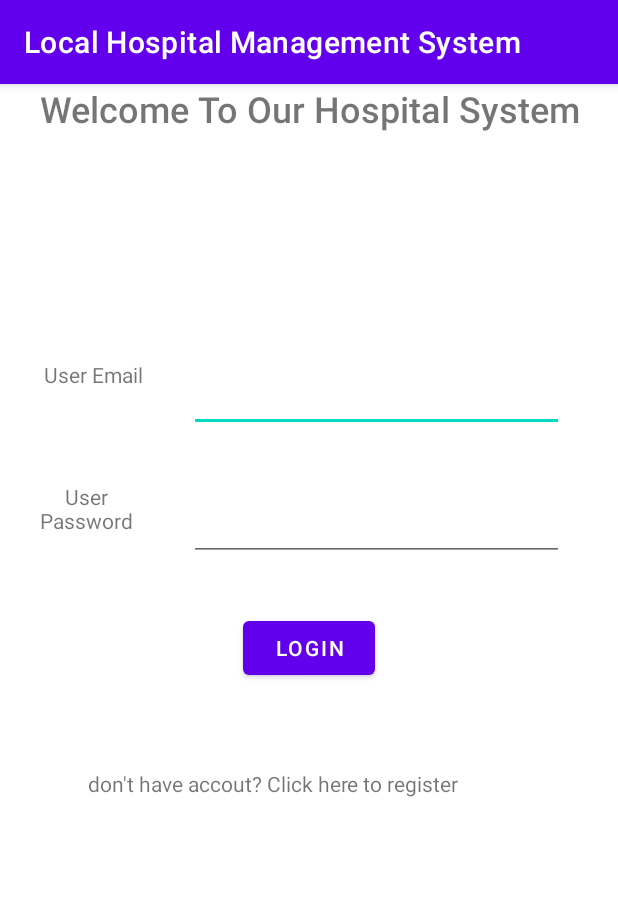
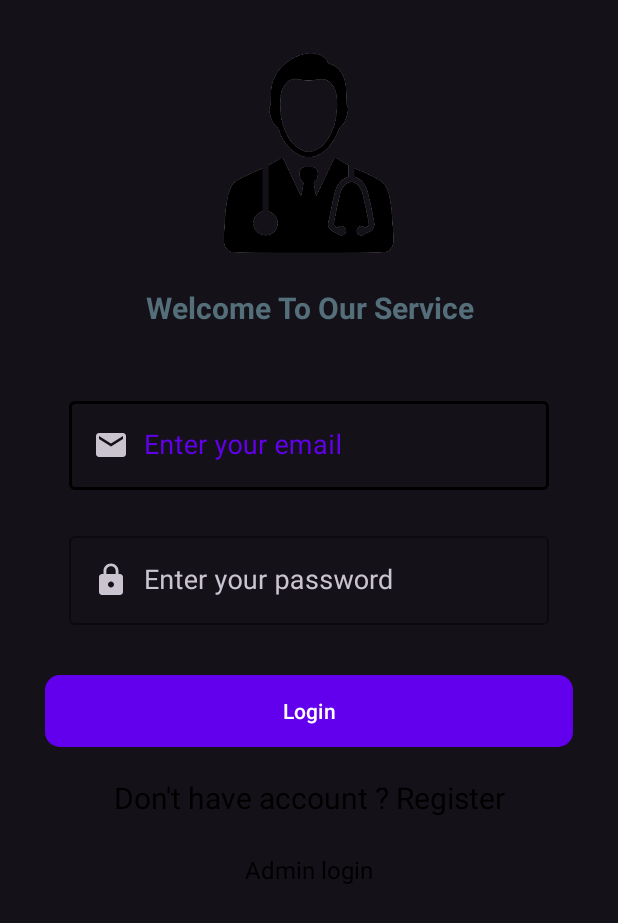
Before and after one commit to davidMumpasa/HospitalManagementSystem, an Android app: the screen it shows after launch (MainActivity before the commit, LoginActivity after it), on a phone screen of 412 x 824 dp. Shown: the top 923 px of the screen. Run offline under Robolectric (Android 15) with nearby library versions, the phone set to English and light mode, and no system bars.

Commit message:
added login page

```diff
--- a/app/src/main/java/com/example/hospitalmanagementsystem/MainActivity.kt
+++ b/app/src/main/java/com/example/hospitalmanagementsystem/LoginActivity.kt
@@ -3,9 +3,9 @@ package com.example.hospitalmanagementsystem
 import androidx.appcompat.app.AppCompatActivity
 import android.os.Bundle
 
-class MainActivity : AppCompatActivity() {
+class LoginActivity : AppCompatActivity() {
     override fun onCreate(savedInstanceState: Bundle?) {
         super.onCreate(savedInstanceState)
-        setContentView(R.layout.activity_main)
+        setContentView(R.layout.activity_login)
     }
 }
--- /dev/null
+++ b/app/src/main/res/drawable/button_background.xml
@@ -0,0 +1,9 @@
+<?xml version="1.0" encoding="utf-8"?>
+<shape xmlns:android="http://schemas.android.com/apk/res/android">
+
+    <solid
+        android:color="#000"/>
+    <corners
+        android:radius="10dp"/>
+
+</shape>
--- /dev/null
+++ b/app/src/main/res/drawable/ic_baseline_lock_24.xml
@@ -0,0 +1,5 @@
+<vector android:height="24dp" android:tint="#FFFFFF"
+    android:viewportHeight="24" android:viewportWidth="24"
+    android:width="24dp" xmlns:android="http://schemas.android.com/apk/res/android">
+    <path android:fillColor="@android:color/white" android:pathData="M18,8h-1L17,6c0,-2.76 -2.24,-5 -5,-5S7,3.24 7,6v2L6,8c-1.1,0 -2,0.9 -2,2v10c0,1.1 0.9,2 2,2h12c1.1,0 2,-0.9 2,-2L20,10c0,-1.1 -0.9,-2 -2,-2zM12,17c-1.1,0 -2,-0.9 -2,-2s0.9,-2 2,-2 2,0.9 2,2 -0.9,2 -2,2zM15.1,8L8.9,8L8.9,6c0,-1.71 1.39,-3.1 3.1,-3.1 1.71,0 3.1,1.39 3.1,3.1v2z"/>
+</vector>
--- /dev/null
+++ b/app/src/main/res/drawable/ic_email.xml
@@ -0,0 +1,10 @@
+<vector xmlns:android="http://schemas.android.com/apk/res/android"
+    android:width="24dp"
+    android:height="24dp"
+    android:viewportWidth="24"
+    android:viewportHeight="24"
+    android:tint="?attr/colorControlNormal">
+  <path
+      android:fillColor="@android:color/white"
+      android:pathData="M20,4L4,4c-1.1,0 -1.99,0.9 -1.99,2L2,18c0,1.1 0.9,2 2,2h16c1.1,0 2,-0.9 2,-2L22,6c0,-1.1 -0.9,-2 -2,-2zM20,8l-8,5 -8,-5L4,6l8,5 8,-5v2z"/>
+</vector>
--- /dev/null
+++ b/app/src/main/res/drawable/ic_lock.xml
@@ -0,0 +1,10 @@
+<vector xmlns:android="http://schemas.android.com/apk/res/android"
+    android:width="24dp"
+    android:height="24dp"
+    android:viewportWidth="24"
+    android:viewportHeight="24"
+    android:tint="?attr/colorControlNormal">
+  <path
+      android:fillColor="@android:color/white"
+      android:pathData="M18,8h-1L17,6c0,-2.76 -2.24,-5 -5,-5S7,3.24 7,6v2L6,8c-1.1,0 -2,0.9 -2,2v10c0,1.1 0.9,2 2,2h12c1.1,0 2,-0.9 2,-2L20,10c0,-1.1 -0.9,-2 -2,-2zM12,17c-1.1,0 -2,-0.9 -2,-2s0.9,-2 2,-2 2,0.9 2,2 -0.9,2 -2,2zM15.1,8L8.9,8L8.9,6c0,-1.71 1.39,-3.1 3.1,-3.1 1.71,0 3.1,1.39 3.1,3.1v2z"/>
+</vector>
--- /dev/null
+++ b/app/src/main/res/layout/activity_login.xml
@@ -0,0 +1,128 @@
+<?xml version="1.0" encoding="utf-8"?>
+<ScrollView xmlns:android="http://schemas.android.com/apk/res/android"
+    xmlns:app="http://schemas.android.com/apk/res-auto"
+    xmlns:tools="http://schemas.android.com/tools"
+    android:layout_width="match_parent"
+    android:layout_height="match_parent"
+    android:padding="20dp"
+    android:color="#fff"
+    tools:context=".LoginActivity">
+
+    <LinearLayout
+        android:layout_width="match_parent"
+        android:layout_height="wrap_content"
+        android:layout_margin="10dp"
+        android:orientation="vertical">
+
+        <ImageView
+            android:id="@+id/logo"
+            android:layout_width="150dp"
+            android:layout_height="150dp"
+            android:layout_gravity="center"
+            android:contentDescription="@string/todo"
+            android:src="@drawable/doctor"
+            tools:ignore="ImageContrastCheck" />
+
+        <TextView
+            android:id="@+id/textViewTitle"
+            android:layout_width="match_parent"
+            android:layout_height="50dp"
+            android:gravity="center"
+            android:text="@string/welcome_to_our_service"
+            android:textColor="#546E7A"
+            android:textSize="20sp"
+            android:textStyle="bold"
+            tools:textAlignment="center" />
+
+        <LinearLayout
+            android:layout_width="match_parent"
+            android:layout_height="wrap_content"
+            android:orientation="vertical"
+            android:layout_marginTop="20dp"
+            android:layout_marginBottom="20dp">
+
+            <com.google.android.material.textfield.TextInputLayout
+                android:layout_width="match_parent"
+                android:layout_height="wrap_content"
+                app:boxStrokeColor="#000"
+                android:theme="@style/TextInputLayoutStyle"
+                style="@style/Widget.MaterialComponents.TextInputEditText.OutlinedBox.Dense"
+                app:hintTextAppearance="@color/design_default_color_primary">
+
+                <com.google.android.material.textfield.TextInputEditText
+                    android:id="@+id/textInputEditTextEmail"
+                    android:layout_width="match_parent"
+                    android:layout_height="wrap_content"
+                    android:drawableStart="@drawable/ic_email"
+                    android:hint="@string/enter_your_email"
+                    android:inputType="textEmailAddress"
+                    android:minHeight="48dp"
+                    android:drawablePadding="10dp"
+                    android:textColor="#000"
+                    android:textColorHint="#000"
+                    android:textSize="18sp" />
+            </com.google.android.material.textfield.TextInputLayout>
+
+            <com.google.android.material.textfield.TextInputLayout
+                android:layout_width="match_parent"
+                android:layout_height="wrap_content"
+                app:boxStrokeColor="#000"
+                android:theme="@style/TextInputLayoutStyle"
+                style="@style/Widget.MaterialComponents.TextInputEditText.OutlinedBox.Dense"
+                app:hintTextAppearance="@color/design_default_color_primary">
+
+                <com.google.android.material.textfield.TextInputEditText
+                    android:id="@+id/textInputEditTextPassword"
+                    android:layout_width="match_parent"
+                    android:layout_height="wrap_content"
+                    android:drawableStart="@drawable/ic_lock"
+                    android:hint="@string/enter_your_password"
+                    android:inputType="textPassword"
+                    android:minHeight="48dp"
+                    android:drawablePadding="10dp"
+                    android:textColor="#000"
+                    android:textColorHint="#000"
+                    android:textSize="18sp" />
+
+            </com.google.android.material.textfield.TextInputLayout>
+
+            <Button
+                android:id="@+id/buttonLogin"
+                android:layout_width="match_parent"
+                android:layout_height="wrap_content"
+                android:layout_gravity="center"
+                android:layout_marginTop="20dp"
+                android:layout_weight="1"
+                android:background="@drawable/button_background"
+                android:text="@string/login"
+                android:textAllCaps="false"
+                android:textColor="#fff" />
+
+            <TextView
+                android:id="@+id/textViewBack"
+                android:layout_width="match_parent"
+                android:layout_height="wrap_content"
+                android:layout_gravity="center"
+                android:layout_marginTop="20dp"
+                android:layout_weight="1"
+                android:gravity="center"
+                android:text="@string/don_t_have_account_register"
+                android:textAllCaps="false"
+                android:textColor="#000"
+                android:textSize="20sp" />
+
+            <TextView
+                android:id="@+id/textViewAdmin"
+                android:layout_width="match_parent"
+                android:layout_height="29dp"
+                android:layout_gravity="center"
+                android:layout_marginTop="20dp"
+                android:layout_weight="1"
+                android:gravity="center"
+                android:text="@string/admin"
+                android:textAllCaps="false"
+                android:textColor="#000"
+                android:textSize="16sp" />
+        </LinearLayout>
+    </LinearLayout>
+</ScrollView>
--- a/app/src/main/res/layout/activity_main.xml
+++ /dev/null
@@ -1,93 +0,0 @@
-<?xml version="1.0" encoding="utf-8"?>
-<androidx.constraintlayout.widget.ConstraintLayout xmlns:android="http://schemas.android.com/apk/res/android"
-    xmlns:app="http://schemas.android.com/apk/res-auto"
-    xmlns:tools="http://schemas.android.com/tools"
-    android:layout_width="match_parent"
-    android:layout_height="match_parent"
-    tools:context=".MainActivity">
-
-    <TextView
-        android:id="@+id/textView"
-        android:layout_width="407dp"
-        android:layout_height="38dp"
-        android:fontFamily="sans-serif-medium"
-        android:text="@string/welcome_to_our_hospital_system"
-        android:textAlignment="center"
-        android:textSize="24sp"
-        app:layout_constraintEnd_toEndOf="parent"
-        app:layout_constraintStart_toStartOf="parent"
-        app:layout_constraintTop_toTopOf="parent" />
-
-    <EditText
-        android:id="@+id/editTextTextEmailAddress"
-        android:layout_width="250dp"
-        android:layout_height="50dp"
-        android:layout_marginTop="144dp"
-        android:layout_marginEnd="36dp"
-        android:ems="10"
-        android:inputType="textEmailAddress"
-        app:layout_constraintEnd_toEndOf="parent"
-        app:layout_constraintTop_toBottomOf="@+id/textView"
-        tools:ignore="SpeakableTextPresentCheck"
-        android:importantForAutofill="no" />
-
-    <EditText
-        android:id="@+id/editTextTextPassword"
-        android:layout_width="250dp"
-        android:layout_height="50dp"
-        android:layout_marginTop="36dp"
-        android:layout_marginEnd="36dp"
-        android:ems="10"
-        android:inputType="textPassword"
-        app:layout_constraintEnd_toEndOf="parent"
-        app:layout_constraintTop_toBottomOf="@+id/editTextTextEmailAddress"
-        tools:ignore="SpeakableTextPresentCheck"
-        android:importantForAutofill="no" />
-
-    <TextView
-        android:id="@+id/textView2"
-        android:layout_width="87dp"
-        android:layout_height="50dp"
-        android:layout_marginTop="146dp"
-        android:layout_marginEnd="20dp"
-        android:text="@string/user_email"
-        android:textAlignment="center"
-        app:layout_constraintEnd_toStartOf="@+id/editTextTextEmailAddress"
-        app:layout_constraintHorizontal_bias="1.0"
-        app:layout_constraintStart_toStartOf="parent"
-        app:layout_constraintTop_toBottomOf="@+id/textView" />
-
-    <TextView
-        android:id="@+id/textView3"
-        android:layout_width="89dp"
-        android:layout_height="54dp"
-        android:layout_marginTop="31dp"
-        android:layout_marginEnd="11dp"
-        android:text="@string/user_password"
-        android:textAlignment="center"
-        app:layout_constraintEnd_toStartOf="@+id/editTextTextPassword"
-        app:layout_constraintStart_toStartOf="parent"
-        app:layout_constraintTop_toBottomOf="@+id/textView2" />
-
-    <Button
-        android:id="@+id/button"
-        android:layout_width="wrap_content"
-        android:layout_height="wrap_content"
-        android:layout_marginTop="34dp"
-        android:text="@string/login"
-        app:layout_constraintEnd_toEndOf="parent"
-        app:layout_constraintStart_toStartOf="parent"
-        app:layout_constraintTop_toBottomOf="@+id/editTextTextPassword" />
-
-    <TextView
-        android:id="@+id/textViewRegister"
-        android:layout_width="295dp"
-        android:layout_height="23dp"
-        android:text="@string/don_t_have_accout_click_here_to_register"
-        app:layout_constraintBottom_toBottomOf="parent"
-        app:layout_constraintEnd_toEndOf="parent"
-        app:layout_constraintStart_toStartOf="parent"
-        app:layout_constraintTop_toBottomOf="@+id/button"
-        app:layout_constraintVertical_bias="0.165"
-        tools:textAlignment="center" />
-</androidx.constraintlayout.widget.ConstraintLayout>
--- a/app/src/main/res/values/strings.xml
+++ b/app/src/main/res/values/strings.xml
@@ -1,17 +1,14 @@
 <resources>
     <string name="app_name">HospitalManagementSystem</string>
-    <string name="title_activity_login">LoginActivity</string>
-    <string name="prompt_email">Email</string>
-    <string name="prompt_password">Password</string>
-    <string name="action_sign_in">Sign in or register</string>
-    <string name="action_sign_in_short">Sign in</string>
-    <string name="welcome">"Welcome !"</string>
-    <string name="invalid_username">Not a valid username</string>
-    <string name="invalid_password">Password must be >5 characters</string>
-    <string name="login_failed">"Login failed"</string>
-    <string name="welcome_to_our_hospital_system">Welcome To Our Hospital System</string>
-    <string name="user_email">User Email</string>
-    <string name="user_password">User Password</string>
+    <string name="todo">TODO</string>
+    <string name="welcome_to_our_service">Welcome To Our Service</string>
+    <string name="enter_your_email">Enter your email</string>
+    <string name="enter_your_password">Enter your password</string>
     <string name="login">Login</string>
-    <string name="don_t_have_accout_click_here_to_register">don\'t have accout? Click here to register</string>
+    <string name="admin">Admin login</string>
+    <string name="don_t_have_account_register">Don\'t have account ? Register</string>
+    <string name="patient_registration">Patient Registration</string>
+    <string name="select_one_option">Select One option</string>
+    <string name="doctor_registration">Doctor Registration</string>
+    <string name="already_have_an_account_login">Already have an account? Login</string>
 </resources>
--- a/app/src/main/res/values/themes.xml
+++ b/app/src/main/res/values/themes.xml
@@ -1,6 +1,6 @@
 <resources xmlns:tools="http://schemas.android.com/tools">
     <!-- Base application theme. -->
-    <style name="Theme.HospitalManagementSystem" parent="Theme.MaterialComponents.DayNight.DarkActionBar">
+    <style name="Theme.HospitalManagementSystem" parent="Theme.Material3.Dark.NoActionBar">
         <!-- Primary brand color. -->
         <item name="colorPrimary">@color/purple_500</item>
         <item name="colorPrimaryVariant">@color/purple_700</item>
@@ -8,9 +8,13 @@
         <!-- Secondary brand color. -->
         <item name="colorSecondary">@color/teal_200</item>
         <item name="colorSecondaryVariant">@color/teal_700</item>
-        <item name="colorOnSecondary">@color/black</item>
+        <item name="colorOnSecondary">@color/white</item>
         <!-- Status bar color. -->
         <item name="android:statusBarColor" tools:targetApi="l">?attr/colorPrimaryVariant</item>
         <!-- Customize your theme here. -->
     </style>
+    <style name="TextInputLayoutStyle" parent="Widget.MaterialComponents.TextInputLayout.OutlinedBox">
+        <item name="boxStrokeColor">#fff</item>
+        <item name="boxStrokeWidth">2dp</item>
+    </style>
 </resources>
```
Also changed, not shown: app/build.gradle (+2 -6 lines), app/src/main/AndroidManifest.xml (+6 -2 lines), app/src/main/java/com/example/hospitalmanagementsystem/RegisterActivity.kt (added, +11 -0 lines), app/src/main/res/drawable/ic_login.xml (added, +10 -0 lines), app/src/main/res/layout/activity_register.xml (added, +85 -0 lines), app/src/main/res/drawable/doctor.png (added), build.gradle (line endings or trailing spaces).
